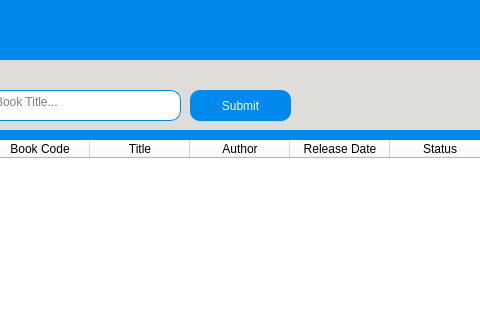
The window that Library.ui (mohammedyazid/Library) describes before a commit, drawn with Qt 5; both pictures show x 280 to 760 and y 0 to 320 of the 968 by 613 pixel window.
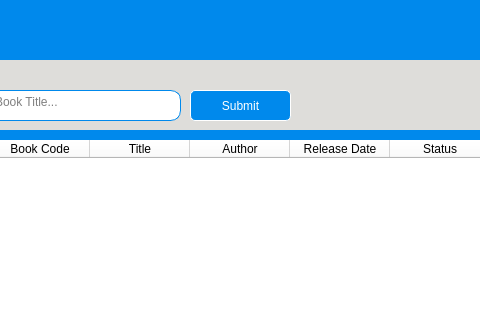
The same window after the commit. Icons and pictures are not drawn.

What changed in the file:
```diff
--- a/Library.ui
+++ b/Library.ui
@@ -185,12 +185,28 @@
        </rect>
       </property>
       <property name="styleSheet">
-       <string notr="true">background-color: rgb(0, 137, 236);
-color: rgb(255, 255, 255);
-font: 75 15pt &quot;Ubuntu&quot;;
-border-style: solid;
-border-width: 0px;
-border-radius: 10px;
+       <string notr="true">
+QPushButton {
+    transition: all .5s ease;
+    color: white;
+    border-radius: 5px;
+    border:1px solid white;
+    font-family:'Montserrat', sans-serif;
+    text-transform: uppercase;
+    text-align: center;
+    line-height: 1;
+    font-size: 12px;
+    background-color : rgb(0, 137, 236);;
+    padding: 10px;
+    outline: none;
+    
+    
+}
+QPushButton:hover {
+    color:rgb(0, 137, 236);;
+    background-color: white;;
+}
+
 
 </string>
       </property>
```
Left out of the diff: 5 changed lines with no effect on the pictures.
